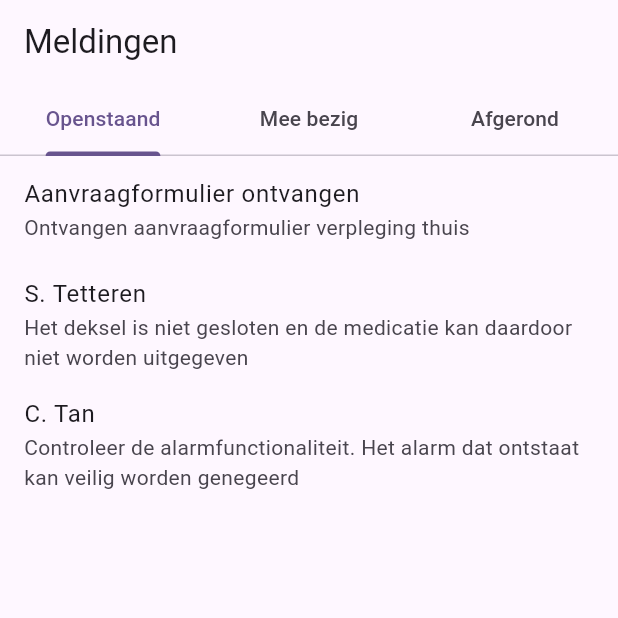
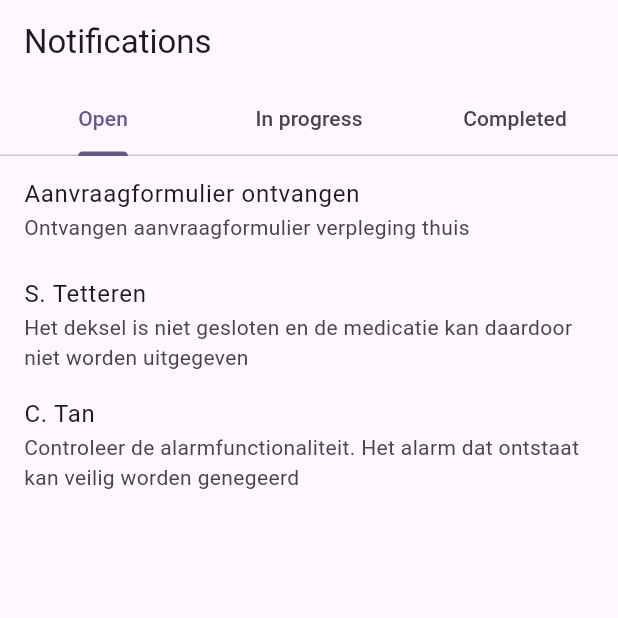
Before and after one commit to freekdeveloper/notification_workflow, a Flutter app: the screen it shows after launch, on a phone screen of 412 x 824 dp, the top half of it. Run offline on Flutter 3.47's test engine with Material 3 defaults, Android fonts, the phone set to English and light mode, and no system bars; our stand-ins replace equatable, flutter_hooks, hooks_riverpod; generated files the repository leaves out were written again.

Commit message:
feat: add localization for english and dutch

```diff
--- /dev/null
+++ b/l10n.yaml
@@ -0,0 +1,3 @@
+arb-dir: lib/src/localization
+template-arb-file: app_en.arb
+output-localization-file: app_localizations.dart
--- a/lib/main.dart
+++ b/lib/main.dart
@@ -1,6 +1,7 @@
 import "package:flutter/material.dart";
 import "package:hooks_riverpod/hooks_riverpod.dart";
 import "package:notification_workflow/src/features/notifications/screens/notification_overview.dart";
+import "package:notification_workflow/src/localization/app_localizations.dart";
 
 void main() {
   runApp(
@@ -16,7 +17,11 @@ class MyApp extends StatelessWidget {
   @override
   Widget build(BuildContext context) => MaterialApp(
     title: "Notification Overview Demo",
-    theme: ThemeData(colorScheme: .fromSeed(seedColor: Colors.deepPurple)),
+    theme: ThemeData(
+      colorScheme: ColorScheme.fromSeed(seedColor: Colors.deepPurple),
+    ),
+    localizationsDelegates: AppLocalizations.localizationsDelegates,
+    supportedLocales: AppLocalizations.supportedLocales,
     home: const NotificationOverviewScreen(),
   );
 }
--- a/lib/src/features/notifications/screens/notification_overview.dart
+++ b/lib/src/features/notifications/screens/notification_overview.dart
@@ -3,24 +3,26 @@ import "package:flutter_hooks/flutter_hooks.dart";
 import "package:hooks_riverpod/hooks_riverpod.dart";
 import "package:notification_workflow/src/features/notifications/models/notification.dart";
 import "package:notification_workflow/src/features/notifications/services/notification.dart";
+import "package:notification_workflow/src/localization/app_localizations.dart";
 
 class NotificationOverviewScreen extends HookConsumerWidget {
   const NotificationOverviewScreen({super.key});
 
   @override
   Widget build(BuildContext context, WidgetRef ref) {
+    final localizations = AppLocalizations.of(context)!;
     final tabController = useTabController(initialLength: 3);
     final notificationItems = ref.watch(notificationsProvider);
 
     return Scaffold(
       appBar: AppBar(
-        title: const Text("Meldingen"),
+        title: Text(localizations.notificationOverviewTitle),
         bottom: TabBar(
           controller: tabController,
-          tabs: const [
-            Tab(text: "Openstaand"),
-            Tab(text: "Mee bezig"),
-            Tab(text: "Afgerond"),
+          tabs: [
+            Tab(text: localizations.notificationOverviewOpenTabTitle),
+            Tab(text: localizations.notificationOverviewWorkingOnTabTitle),
+            Tab(text: localizations.notificationOverviewCompletedTabTitle),
           ],
         ),
       ),
--- /dev/null
+++ b/lib/src/localization/app_en.arb
@@ -0,0 +1,19 @@
+{
+    "@@locale": "en",
+    "notificationOverviewTitle": "Notifications",
+    "notificationOverviewOpenTabTitle": "Open",
+    "notificationOverviewWorkingOnTabTitle": "In progress",
+    "notificationOverviewCompletedTabTitle": "Completed",
+    "notificationOverviewNoNotifications": "No notifications",
+    "notificationOverviewError": "Error: {error}",
+    "@notificationOverviewError": {
+        "placeholders": {
+            "error": {
+                "type": "String"
+            }
+        }
+    },
+    "dateToday": "Today",
+    "dateYesterday": "Yesterday",
+    "dateEarlier": "Earlier"
+}
--- a/pubspec.yaml
+++ b/pubspec.yaml
@@ -27,3 +27,4 @@ dev_dependencies:
 
 flutter:
   uses-material-design: true
+  generate: true
```
Also changed, not shown: lib/src/localization/app_nl.arb (added, +19 -0 lines), 1 other file.
